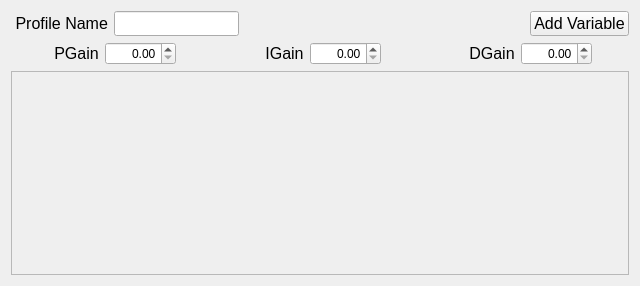
Above: src/window_GMC_variable_editor/widget_variable_data_display.ui from dmherrington/ECM-Control-System before the change. Below: the same form after it.
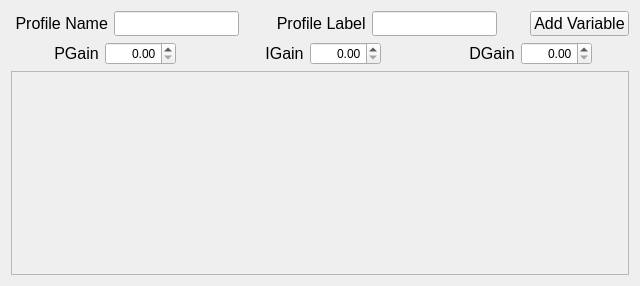
That is the form after the change. Icons and pictures are not drawn.

Commit message: Consolidated and improved load and save profiles

Patch:
```diff
--- a/src/window_GMC_variable_editor/widget_variable_data_display.ui
+++ b/src/window_GMC_variable_editor/widget_variable_data_display.ui
@@ -18,7 +18,7 @@
   </property>
   <property name="minimumSize">
    <size>
-    <width>620</width>
+    <width>640</width>
     <height>0</height>
    </size>
   </property>
@@ -27,7 +27,7 @@
   </property>
   <layout class="QGridLayout" name="gridLayout_2">
    <item row="0" column="0">
-    <layout class="QHBoxLayout" name="horizontalLayout_3">
+    <layout class="QHBoxLayout" name="horizontalLayout_4">
      <item>
       <layout class="QHBoxLayout" name="horizontalLayout">
        <property name="sizeConstraint">
@@ -93,7 +93,78 @@
        </property>
        <property name="sizeHint" stdset="0">
         <size>
-         <width>40</width>
+         <width>10</width>
+         <height>20</height>
+        </size>
+       </property>
+      </spacer>
+     </item>
+     <item>
+      <layout class="QHBoxLayout" name="horizontalLayout_3">
+       <property name="sizeConstraint">
+        <enum>QLayout::SetDefaultConstraint</enum>
+       </property>
+       <item>
+        <widget class="QLabel" name="label_ProfileLabel">
+         <property name="sizePolicy">
+          <sizepolicy hsizetype="Fixed" vsizetype="Fixed">
+           <horstretch>0</horstretch>
+           <verstretch>0</verstretch>
+          </sizepolicy>
+         </property>
+         <property name="maximumSize">
+          <size>
+           <width>100</width>
+           <height>25</height>
+          </size>
+         </property>
+         <property name="font">
+          <font>
+           <pointsize>12</pointsize>
+          </font>
+         </property>
+         <property name="text">
+          <string> Profile Label</string>
+         </property>
+         <property name="alignment">
+          <set>Qt::AlignCenter</set>
+         </property>
+        </widget>
+       </item>
+       <item>
+        <widget class="QLineEdit" name="lineEdit_profileLabel">
+         <property name="sizePolicy">
+          <sizepolicy hsizetype="Fixed" vsizetype="Fixed">
+           <horstretch>0</horstretch>
+           <verstretch>0</verstretch>
+          </sizepolicy>
+         </property>
+         <property name="maximumSize">
+          <size>
+           <width>180</width>
+           <height>25</height>
+          </size>
+         </property>
+         <property name="font">
+          <font>
+           <pointsize>10</pointsize>
+          </font>
+         </property>
+         <property name="alignment">
+          <set>Qt::AlignCenter</set>
+         </property>
+        </widget>
+       </item>
+      </layout>
+     </item>
+     <item>
+      <spacer name="horizontalSpacer_2">
+       <property name="orientation">
+        <enum>Qt::Horizontal</enum>
+       </property>
+       <property name="sizeHint" stdset="0">
+        <size>
+         <width>10</width>
          <height>20</height>
         </size>
        </property>
```
Left out of the diff: 6 changed lines with no effect on the pictures. The commit also changes 11 other files.
